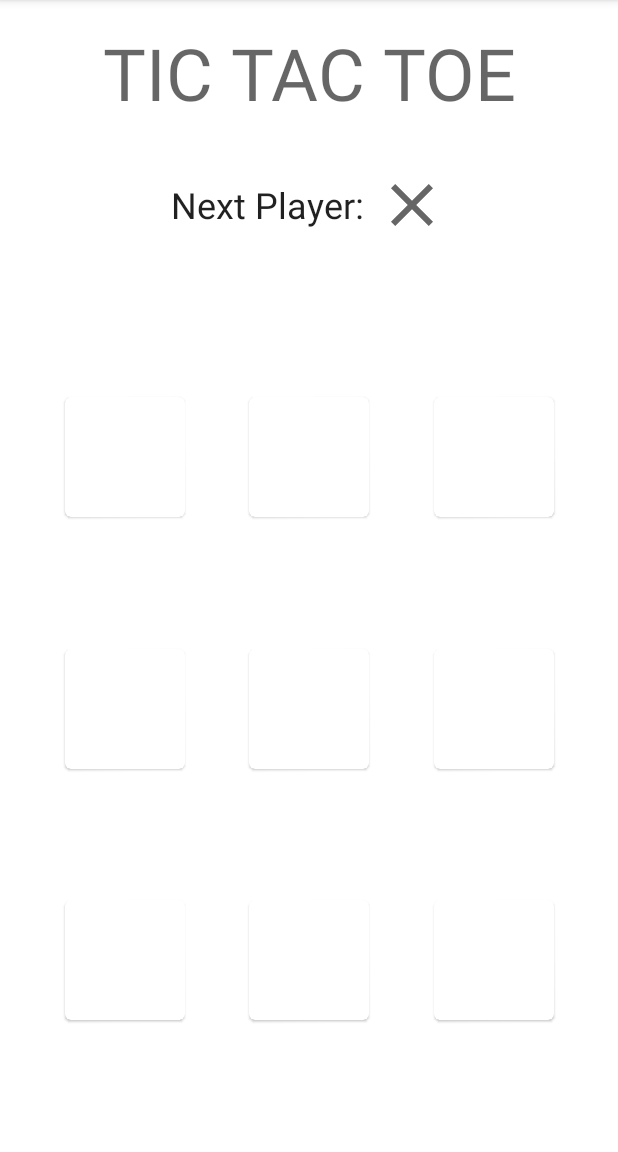
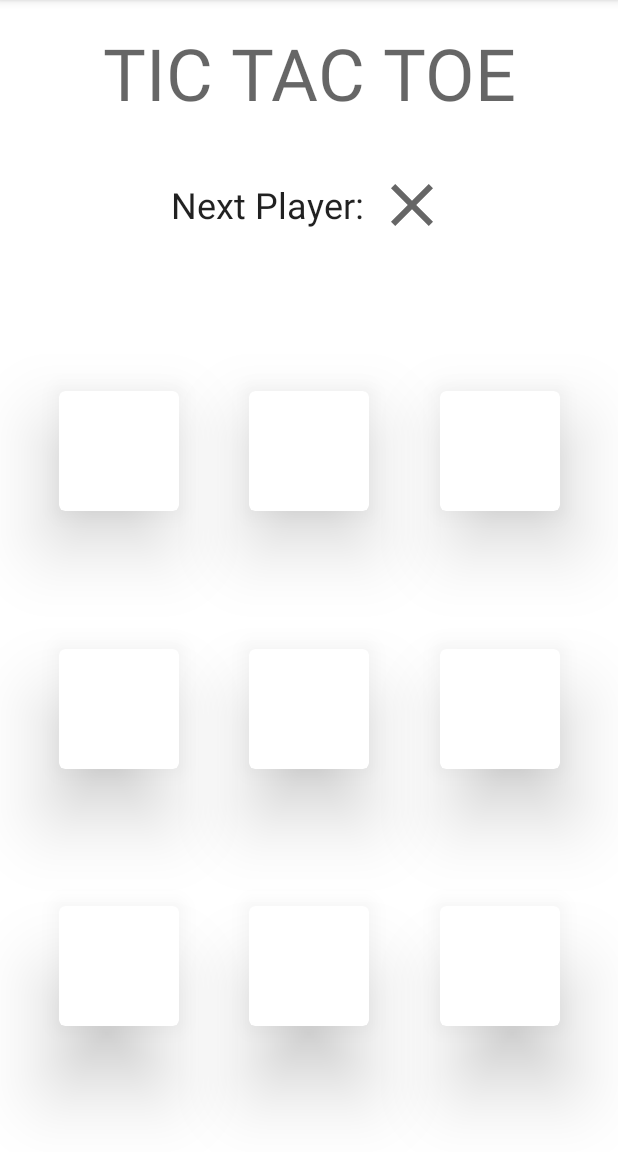
Before and after one commit to 2021-DEV2-054/MyTest, an Android app: the screen it shows after launch (MainActivity), on a phone screen of 412 x 824 dp, the part 84-1236 px from its top. Run offline under Robolectric (Android 15) with nearby library versions, the phone set to English and light mode, and no system bars; our stand-ins replace Dagger/Hilt's generated code; 2 statements that could not run were skipped.

Commit message:
Add style for the cells that are not selected and margin to avoid cells to be too close

```diff
--- a/app/src/main/res/layout/fragment_board.xml
+++ b/app/src/main/res/layout/fragment_board.xml
@@ -45,8 +45,10 @@
 
         <com.google.android.material.card.MaterialCardView
             android:id="@+id/cell_1"
+            style="@style/Cell"
             android:layout_width="@dimen/cell_size"
             android:layout_height="@dimen/cell_size"
+            android:layout_margin="@dimen/default_small_space"
             app:layout_constraintBottom_toTopOf="@id/cell_4"
             app:layout_constraintEnd_toStartOf="@id/cell_2"
             app:layout_constraintStart_toStartOf="parent"
@@ -54,8 +56,10 @@
 
         <com.google.android.material.card.MaterialCardView
             android:id="@+id/cell_2"
+            style="@style/Cell"
             android:layout_width="@dimen/cell_size"
             android:layout_height="@dimen/cell_size"
+            android:layout_margin="@dimen/default_small_space"
             app:layout_constraintBottom_toTopOf="@id/cell_5"
             app:layout_constraintEnd_toStartOf="@id/cell_3"
             app:layout_constraintStart_toEndOf="@id/cell_1"
@@ -63,8 +67,10 @@
 
         <com.google.android.material.card.MaterialCardView
             android:id="@+id/cell_3"
+            style="@style/Cell"
             android:layout_width="@dimen/cell_size"
             android:layout_height="@dimen/cell_size"
+            android:layout_margin="@dimen/default_small_space"
             app:layout_constraintBottom_toTopOf="@id/cell_6"
             app:layout_constraintEnd_toEndOf="parent"
             app:layout_constraintStart_toEndOf="@id/cell_2"
@@ -72,8 +78,10 @@
 
         <com.google.android.material.card.MaterialCardView
             android:id="@+id/cell_4"
+            style="@style/Cell"
             android:layout_width="@dimen/cell_size"
             android:layout_height="@dimen/cell_size"
+            android:layout_margin="@dimen/default_small_space"
             app:layout_constraintBottom_toTopOf="@id/cell_7"
             app:layout_constraintEnd_toStartOf="@id/cell_5"
             app:layout_constraintStart_toStartOf="parent"
@@ -81,8 +89,10 @@
 
         <com.google.android.material.card.MaterialCardView
             android:id="@+id/cell_5"
+            style="@style/Cell"
             android:layout_width="@dimen/cell_size"
             android:layout_height="@dimen/cell_size"
+            android:layout_margin="@dimen/default_small_space"
             app:layout_constraintBottom_toTopOf="@id/cell_8"
             app:layout_constraintEnd_toStartOf="@id/cell_6"
             app:layout_constraintStart_toEndOf="@id/cell_4"
@@ -90,8 +100,10 @@
 
         <com.google.android.material.card.MaterialCardView
             android:id="@+id/cell_6"
+            style="@style/Cell"
             android:layout_width="@dimen/cell_size"
             android:layout_height="@dimen/cell_size"
+            android:layout_margin="@dimen/default_small_space"
             app:layout_constraintBottom_toTopOf="@id/cell_9"
             app:layout_constraintEnd_toEndOf="parent"
             app:layout_constraintStart_toEndOf="@id/cell_5"
@@ -99,8 +111,10 @@
 
         <com.google.android.material.card.MaterialCardView
             android:id="@+id/cell_7"
+            style="@style/Cell"
             android:layout_width="@dimen/cell_size"
             android:layout_height="@dimen/cell_size"
+            android:layout_margin="@dimen/default_small_space"
             app:layout_constraintBottom_toBottomOf="parent"
             app:layout_constraintEnd_toStartOf="@id/cell_8"
             app:layout_constraintStart_toStartOf="parent"
@@ -108,8 +122,10 @@
 
         <com.google.android.material.card.MaterialCardView
             android:id="@+id/cell_8"
+            style="@style/Cell"
             android:layout_width="@dimen/cell_size"
             android:layout_height="@dimen/cell_size"
+            android:layout_margin="@dimen/default_small_space"
             app:layout_constraintBottom_toBottomOf="parent"
             app:layout_constraintEnd_toStartOf="@id/cell_9"
             app:layout_constraintStart_toEndOf="@id/cell_7"
@@ -117,8 +133,10 @@
 
         <com.google.android.material.card.MaterialCardView
             android:id="@+id/cell_9"
+            style="@style/Cell"
             android:layout_width="@dimen/cell_size"
             android:layout_height="@dimen/cell_size"
+            android:layout_margin="@dimen/default_small_space"
             app:layout_constraintBottom_toBottomOf="parent"
             app:layout_constraintEnd_toEndOf="parent"
             app:layout_constraintStart_toEndOf="@id/cell_8"
--- a/app/src/main/res/values/dimens.xml
+++ b/app/src/main/res/values/dimens.xml
@@ -2,5 +2,8 @@
 <resources>
     <dimen name="default_space">16dp</dimen>
     <dimen name="default_small_space">8dp</dimen>
+
+    <!--  Board dimens  -->
     <dimen name="cell_size">80dp</dimen>
+    <dimen name="cell_elevation">30dp</dimen>
 </resources>
--- /dev/null
+++ b/app/src/main/res/values/styles.xml
@@ -0,0 +1,9 @@
+<?xml version="1.0" encoding="utf-8"?>
+<resources>
+
+    <style name="Cell" parent="Widget.MaterialComponents.CardView">
+        <item name="cardElevation">@dimen/cell_elevation</item>
+        <item name="android:clickable">true</item>
+        <item name="android:focusable">true</item>
+    </style>
+</resources>
```
